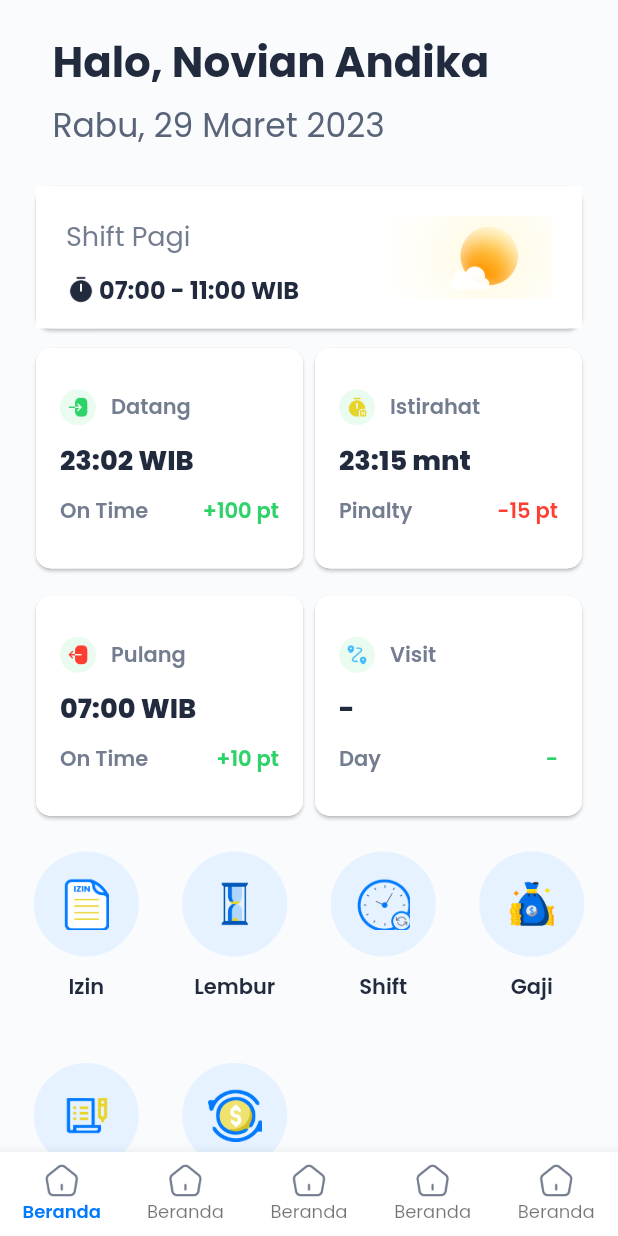
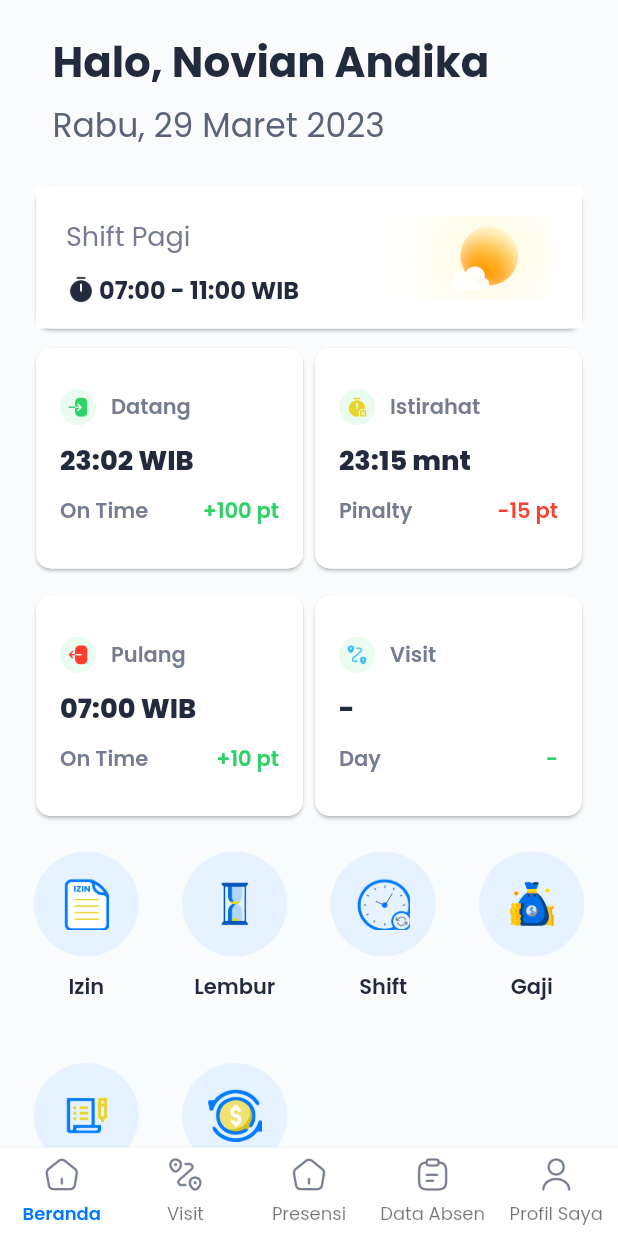
Before and after one commit to fleetimee/mudora-the-sword-oracle, a Flutter app: the HomePage screen opened directly, on a phone screen of 412 x 824 dp. Run offline on Flutter 3.47's test engine with Material 2 defaults, Android fonts, the phone set to English and light mode, and no system bars; our stand-ins replace awesome_dialog, currency_text_input_formatter, dotted_border, flex_color_scheme, flutter_form_builder, flutter_map and 4 more; missing offline and left inert: day_night_time_picker, form_builder_image_picker.

Commit message:
feat: final push

```diff
--- a/lib/common/routes/routes.dart
+++ b/lib/common/routes/routes.dart
@@ -1,16 +1,29 @@
+import 'package:fleetime_hris/ui/pages/absent_maps/absent_maps_ui.dart';
 import 'package:fleetime_hris/ui/pages/add_activity/add_activity_ui.dart';
 import 'package:fleetime_hris/ui/pages/add_overtime/add_overtime_ui.dart';
 import 'package:fleetime_hris/ui/pages/add_permission/add_permission_ui.dart';
 import 'package:fleetime_hris/ui/pages/add_reimbursement/add_reimbursement_ui.dart';
 import 'package:fleetime_hris/ui/pages/add_shift/add_shift_ui.dart';
+import 'package:fleetime_hris/ui/pages/home/home_ui.dart';
 import 'package:fleetime_hris/ui/pages/news_announcement/news_announcement_ui.dart';
+import 'package:fleetime_hris/ui/pages/presence/presence_ui.dart';
+import 'package:fleetime_hris/ui/pages/profile/profile_ui.dart';
+import 'package:fleetime_hris/ui/pages/visit/visit_ui.dart';
 import 'package:flutter/material.dart';
 
+import '../../ui/pages/add_visit/add_visit_ui.dart';
+
 final Map<String, WidgetBuilder> routes = {
+  '/home_page': (context) => const HomePage(),
+  '/visit_page': (context) => const VisitPage(),
+  '/profile_page': (context) => const ProfilePage(),
+  '/presence_page': (context) => const PresencePage(),
   '/add_activity': (context) => const AddActivityPage(),
   '/add_permission': (context) => const AddPermissionPage(),
   '/add_overtime': (context) => const AddOvertimePage(),
   '/add_shift': (context) => const AddShiftPage(),
   '/add_reimbursement': (context) => const AddReimbursementPage(),
+  '/add_visit': (context) => const AddVisitPage(),
   '/news_announcement': (context) => const NewsAnnouncementPage(),
+  '/absent_map': (context) => const AbsentMapPage(),
 };
--- a/lib/main.dart
+++ b/lib/main.dart
@@ -1,6 +1,6 @@
 import 'package:fleetime_hris/common/routes/routes.dart';
 import 'package:fleetime_hris/common/themes/theme_data.dart';
-import 'package:fleetime_hris/ui/pages/home/home_ui.dart';
+import 'package:fleetime_hris/ui/pages/signin/signin_ui.dart';
 import 'package:flutter/material.dart';
 import 'package:responsive_framework/responsive_framework.dart';
 
@@ -28,7 +28,7 @@ class MyApp extends StatelessWidget {
       ),
       title: 'Flutter Demo',
       theme: lightTheme,
-      home: const HomePage(),
+      home: const LoginPage(),
       debugShowCheckedModeBanner: false,
       localizationsDelegates: const [
         GlobalMaterialLocalizations.delegate,
--- a/lib/ui/pages/home/home_ui.dart
+++ b/lib/ui/pages/home/home_ui.dart
@@ -8,6 +8,7 @@ import 'package:fleetime_hris/ui/pages/home/components/home_ui_menu_card.dart';
 import 'package:fleetime_hris/ui/pages/home/components/home_ui_morning_shift.dart';
 import 'package:fleetime_hris/ui/pages/home/components/home_ui_news_card.dart';
 import 'package:fleetime_hris/ui/pages/home/components/home_ui_stat_card.dart';
+import 'package:fleetime_hris/ui/widget/bottom_navigation_bar_router.dart';
 import 'package:flutter/material.dart';
 
 class HomePage extends StatelessWidget {
@@ -15,6 +16,8 @@ class HomePage extends StatelessWidget {
 
   @override
   Widget build(BuildContext context) {
+    int selectedIndex = 0;
+
     return SafeArea(
       child: Scaffold(
         backgroundColor: const Color(0xFFF9FBFD),
@@ -157,63 +160,10 @@ class HomePage extends StatelessWidget {
             ),
           ),
         ),
-          bottomNavigationBar: BottomNavigationBar(
-            backgroundColor: Colors.white,
-            type: BottomNavigationBarType.fixed,
-            showSelectedLabels: true,
-            showUnselectedLabels: true,
-            selectedLabelStyle: const TextStyle(
-              fontSize: 12,
-              fontWeight: FontWeight.w600,
+        bottomNavigationBar: FleetimeBottomNavBar(
+          index: selectedIndex,
         ),
-            items: [
-              BottomNavigationBarItem(
-                icon: Image.asset(
-                  'assets/images/bottombar_home.png',
-                  width: 24,
-                  fit: BoxFit.contain,
       ),
-                label: 'Beranda',
-                tooltip: 'Beranda',
-              ),
-              BottomNavigationBarItem(
-                icon: Image.asset(
-                  'assets/images/bottombar_home.png',
-                  width: 24,
-                  fit: BoxFit.contain,
-                ),
-                label: 'Beranda',
-                tooltip: 'Beranda',
-              ),
-              BottomNavigationBarItem(
-                icon: Image.asset(
-                  'assets/images/bottombar_home.png',
-                  width: 24,
-                  fit: BoxFit.contain,
-                ),
-                label: 'Beranda',
-                tooltip: 'Beranda',
-              ),
-              BottomNavigationBarItem(
-                icon: Image.asset(
-                  'assets/images/bottombar_home.png',
-                  width: 24,
-                  fit: BoxFit.contain,
-                ),
-                label: 'Beranda',
-                tooltip: 'Beranda',
-              ),
-              BottomNavigationBarItem(
-                icon: Image.asset(
-                  'assets/images/bottombar_home.png',
-                  width: 24,
-                  fit: BoxFit.contain,
-                ),
-                label: 'Beranda',
-                tooltip: 'Beranda',
-              ),
-            ],
-          )),
     );
   }
 }
--- a/lib/ui/pages/profile/profile_ui.dart
+++ b/lib/ui/pages/profile/profile_ui.dart
@@ -3,6 +3,7 @@ import 'package:fleetime_hris/common/constant/string_constant.dart';
 import 'package:fleetime_hris/data/entities/profile_entities.dart';
 import 'package:fleetime_hris/ui/pages/profile/components/profile_ui_listtile.dart';
 import 'package:fleetime_hris/ui/widget/appbar.dart';
+import 'package:fleetime_hris/ui/widget/bottom_navigation_bar_router.dart';
 import 'package:flutter/material.dart';
 
 class ProfilePage extends StatelessWidget {
@@ -12,6 +13,8 @@ class ProfilePage extends StatelessWidget {
 
   @override
   Widget build(BuildContext context) {
+    int selectedIndex = 4;
+
     return Scaffold(
       appBar: AppBarDefault(
         title: StringConstant.profileTitle,
@@ -152,6 +155,9 @@ class ProfilePage extends StatelessWidget {
           ],
         ),
       ),
+      bottomNavigationBar: FleetimeBottomNavBar(
+        index: selectedIndex,
+      ),
     );
   }
 }
--- a/lib/ui/pages/signin/components/signin_ui_form_reuseable.dart
+++ b/lib/ui/pages/signin/components/signin_ui_form_reuseable.dart
@@ -33,6 +33,7 @@ class LoginPageForm extends StatelessWidget {
           fontWeight: FontWeight.w400,
           color: AppColors.grayscalePlaceholder,
         ),
+        filled: false,
         border: InputBorder.none,
         enabledBorder: OutlineInputBorder(
           borderRadius: BorderRadius.circular(8.0),
--- a/lib/ui/pages/signin/signin_ui.dart
+++ b/lib/ui/pages/signin/signin_ui.dart
@@ -162,6 +162,8 @@ class _LoginPageState extends State<LoginPage> {
         onPressed: () {
           if (_formKey.currentState?.saveAndValidate() ?? false) {
             debugPrint(_formKey.currentState?.value.toString());
+
+            Navigator.pushNamed(context, '/home_page');
           } else {
             debugPrint(_formKey.currentState?.value.toString());
             debugPrint('validation failed');
--- /dev/null
+++ b/lib/ui/widget/bottom_navigation_bar_router.dart
@@ -0,0 +1,129 @@
+import 'package:fleetime_hris/common/constant/color_constant.dart';
+import 'package:flutter/material.dart';
+
+class FleetimeBottomNavBar extends StatelessWidget {
+  const FleetimeBottomNavBar({
+    super.key,
+    required this.index,
+  });
+
+  final int index;
+
+  @override
+  Widget build(BuildContext context) {
+    return BottomNavigationBar(
+      currentIndex: index,
+      backgroundColor: Colors.white,
+      type: BottomNavigationBarType.fixed,
+      showSelectedLabels: true,
+      showUnselectedLabels: true,
+      selectedLabelStyle: const TextStyle(
+        fontSize: 12,
+        fontWeight: FontWeight.w600,
+        color: AppColors.primaryBlue,
+      ),
+      elevation: 2,
+      onTap: (index) {
+        switch (index) {
+          case 0:
+            Navigator.of(context).pushNamed('/home_page');
+            break;
+          case 1:
+            Navigator.of(context).pushNamed('/visit_page');
+            break;
+          case 2:
+            Navigator.of(context).pushNamed('/absent_map');
+            break;
+          case 3:
+            Navigator.of(context).pushNamed('/presence_page');
+            break;
+          default:
+            Navigator.of(context).pushNamed('/profile_page');
+        }
+      },
+      enableFeedback: true,
+      items: [
+        BottomNavigationBarItem(
+          icon: Column(
+            children: [
+              Image.asset(
+                'assets/images/bottombar_home.png',
+                width: 24,
+                fit: BoxFit.contain,
+              ),
+              const SizedBox(
+                height: 5,
+              ),
+            ],
+          ),
+          label: 'Beranda',
+          tooltip: 'Beranda',
+        ),
+        BottomNavigationBarItem(
+          icon: Column(
+            children: [
+              Image.asset(
+                'assets/images/bottombar_visit.png',
+                width: 24,
+                fit: BoxFit.contain,
+              ),
+              const SizedBox(
+                height: 5,
+              ),
+            ],
+          ),
+          label: 'Visit',
+          tooltip: 'Visit',
+        ),
+        BottomNavigationBarItem(
+          icon: Column(
+            children: [
+              Image.asset(
+                'assets/images/bottombar_home.png',
+                width: 24,
+                fit: BoxFit.contain,
+              ),
+              const SizedBox(
+                height: 5,
+              ),
+            ],
+          ),
+          label: 'Presensi',
+          tooltip: 'Presensi',
+        ),
+        BottomNavigationBarItem(
+          icon: Column(
+            children: [
+              Image.asset(
+                'assets/images/bottombar_data_absen.png',
+                width: 24,
+                fit: BoxFit.contain,
+              ),
+              const SizedBox(
+                height: 5,
+              ),
+            ],
+          ),
+          label: 'Data Absen',
+          tooltip: 'Data Absen',
+        ),
+        BottomNavigationBarItem(
+          icon: Column(
+            children: [
+              Image.asset(
+                'assets/images/bottombar_profile.png',
+                width: 24,
+                fit: BoxFit.contain,
+              ),
+              const SizedBox(
+                height: 5,
+              ),
+            ],
+          ),
+          label: 'Profil Saya',
+          tooltip: 'Profil Saya',
+        ),
+      ],
+    );
+  }
+}
```
Also changed, not shown: lib/ui/pages/presence/presence_ui.dart (added, +24 -0 lines), lib/ui/pages/visit/visit_ui.dart (+9 -1 lines). Lines whose indentation alone changed are shown as unchanged.
